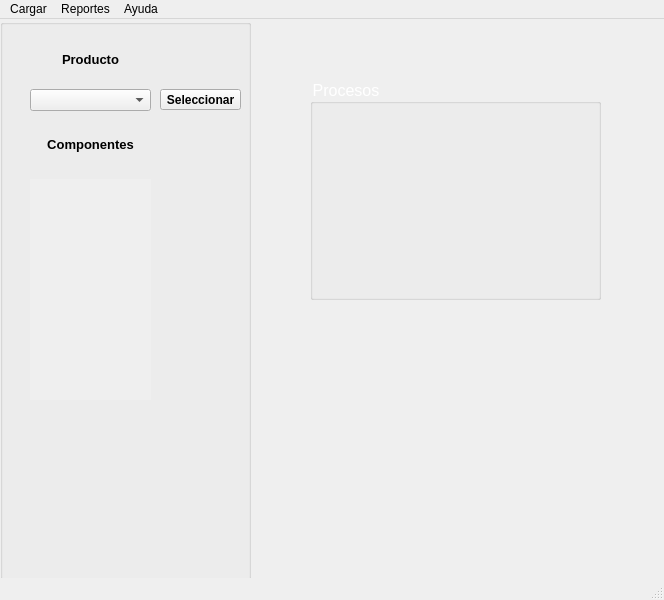
Above: GUI.ui from Neoale99/IPC2_Proyecto2_202004750 before the change. Below: the same form after it.
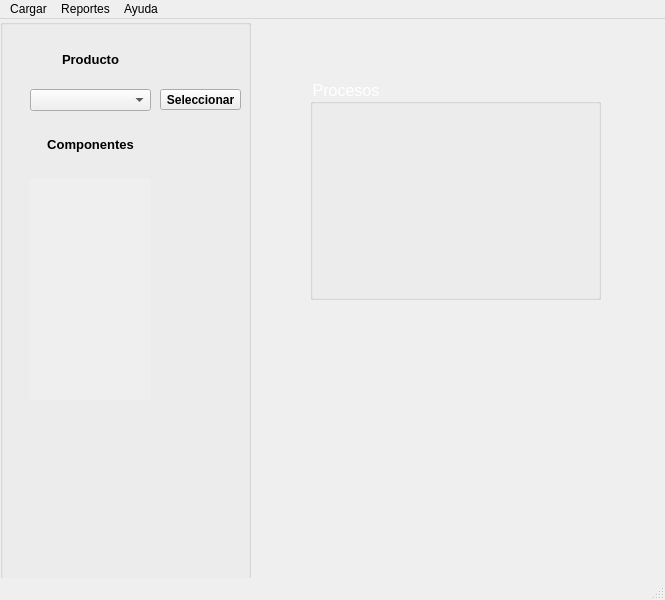
That is the form after the change. Icons and pictures are not drawn.

What changed in the file:
```diff
--- a/GUI.ui
+++ b/GUI.ui
@@ -6,7 +6,7 @@
    <rect>
     <x>0</x>
     <y>0</y>
-    <width>664</width>
+    <width>665</width>
     <height>600</height>
    </rect>
   </property>
@@ -239,7 +239,7 @@
     <rect>
      <x>0</x>
      <y>0</y>
-     <width>664</width>
+     <width>665</width>
      <height>21</height>
     </rect>
    </property>
```
Left out of the diff: 2 changed lines with no effect on the pictures.
